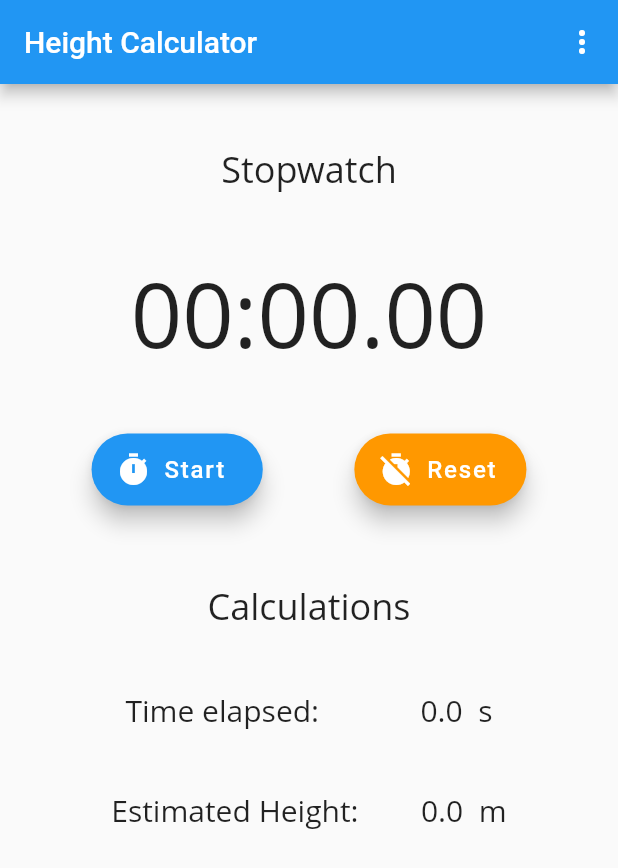
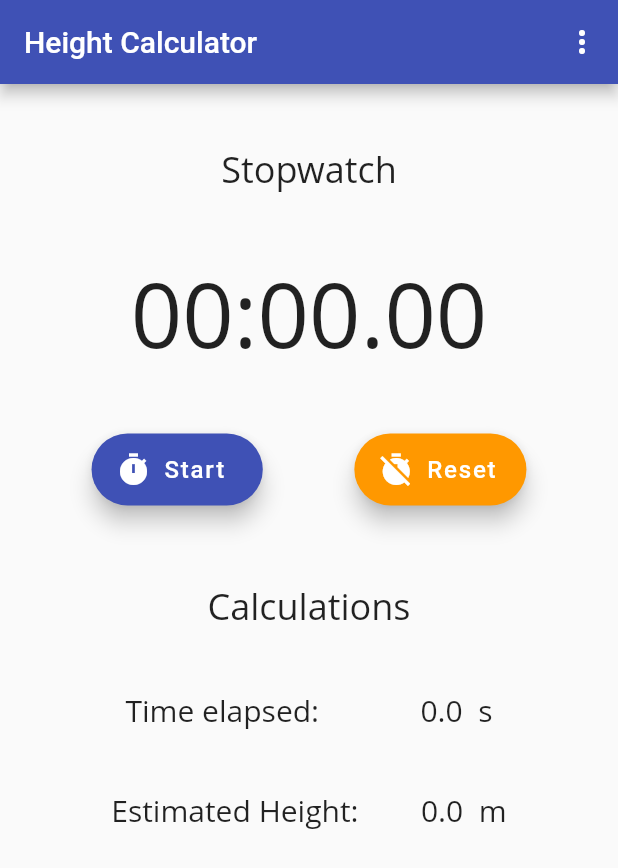
Before and after one commit to doc-dev/Height-Calculator, a Flutter app: the screen it shows after launch, on a phone screen of 412 x 824 dp. Shown: the top 868 px of the screen. Run offline on Flutter 3.47's test engine with Material 2 defaults, Android fonts, the light colour scheme and no system bars; Roboto replaces fonts that are missing (Open Sans).

Commit message:
Further progress

```diff
--- a/lib/main.dart
+++ b/lib/main.dart
@@ -15,7 +15,7 @@ class HeightCalculator extends StatelessWidget {
     return MaterialApp(
       title: 'Height Calculator',
       theme: ThemeData(
-        primarySwatch: Colors.blue,
+        primarySwatch: Colors.indigo,
         visualDensity: VisualDensity.adaptivePlatformDensity,
       ),
       home: MyHomePage(title: 'Height Calculator'),
@@ -34,6 +34,7 @@ class MyHomePage extends StatefulWidget {
 class _MyHomePageState extends State<MyHomePage> {
   Stopwatch stopwatch = new Stopwatch();
   bool stopped = false;
+
   TextStyle titles = TextStyle(fontSize: 24.0, fontFamily: "Open Sans");
 
   TextStyle data = TextStyle(fontSize: 20.0, fontFamily: "Open Sans");
@@ -127,7 +128,7 @@ class _MyHomePageState extends State<MyHomePage> {
                 )),
             Row(mainAxisAlignment: MainAxisAlignment.spaceEvenly, children: <Widget>[
               buildFloatingButton(stopwatch.isRunning ? "Stop " : "Start ", startButtonPressed,
-                  Icon(Icons.timer), "First", Colors.blue),
+                  Icon(Icons.timer), "First", Colors.indigo),
               buildFloatingButton(
                   "Reset", resetButtonPressed, Icon(Icons.timer_off), "Second", Colors.orange)
             ]),
```
Also changed, not shown: 2 other files.
